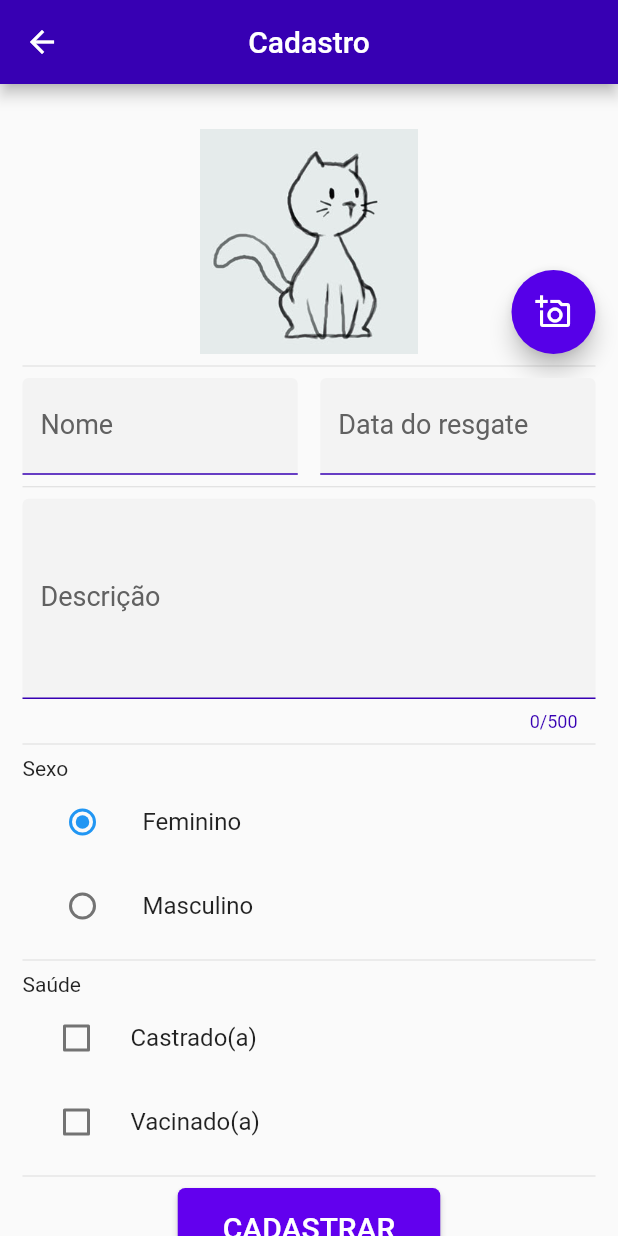
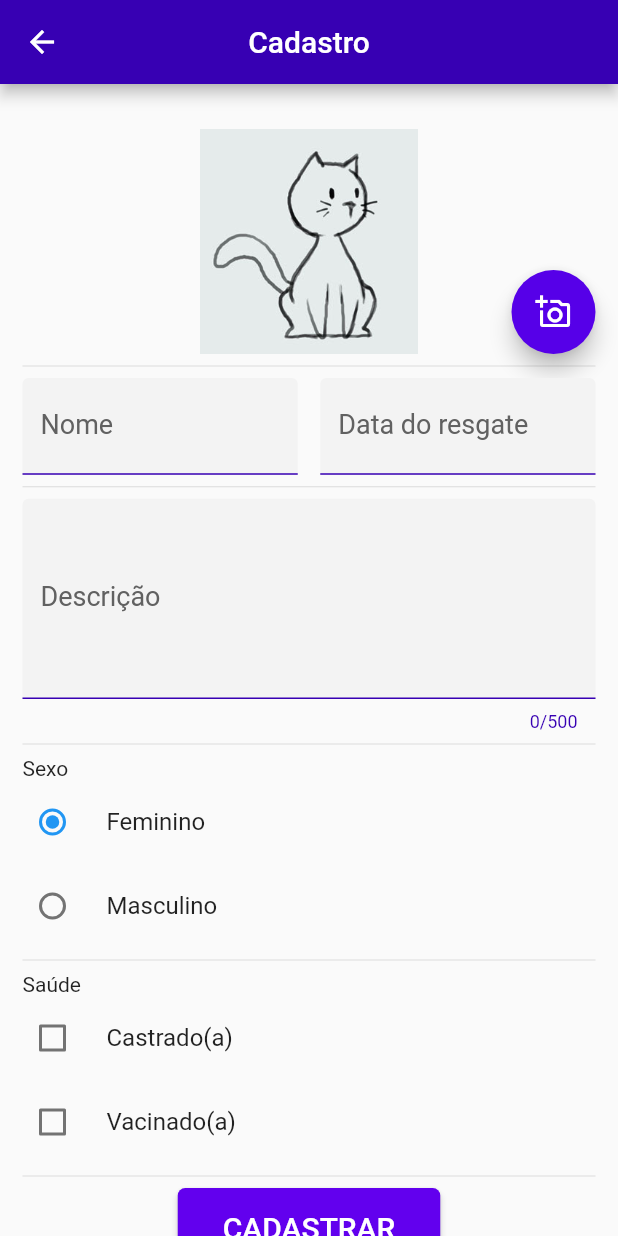
Before and after one commit to filipegmedeiros/gatinhos_ufrn, a Flutter app: the RegisterCat screen opened directly, on a phone screen of 412 x 824 dp. Run offline on Flutter 3.47's test engine with Material 2 defaults, Android fonts, the phone set to English and light mode, and no system bars; our stand-ins replace image_picker, shared_preferences; accounts and stored records are empty; network calls fail.

Commit message:
updated radio buttons to tile radio buttons

```diff
--- a/mobile/gatinhos_mobile/lib/ui/registerCat.dart
+++ b/mobile/gatinhos_mobile/lib/ui/registerCat.dart
@@ -277,9 +277,8 @@ class _RegisterCatState extends State<RegisterCat> {
       crossAxisAlignment: CrossAxisAlignment.start,
       children: <Widget>[
         Text("Sexo"),
-        ListTile(
+        RadioListTile(
           title: const Text("Feminino"),
-          leading: Radio<Sexo>(
           value: Sexo.Feminino,
           groupValue: _gender,
           onChanged: (Sexo value) {
@@ -289,11 +288,10 @@ class _RegisterCatState extends State<RegisterCat> {
               _gender = value;
             });
           },
+          contentPadding: EdgeInsets.zero,
         ),
-        ),
-        ListTile(
+        RadioListTile(
           title: const Text("Masculino"),
-          leading: Radio<Sexo>(
           value: Sexo.Masculino,
           groupValue: _gender,
           onChanged: (Sexo value) {
@@ -303,7 +301,7 @@ class _RegisterCatState extends State<RegisterCat> {
               _gender = value;
             });
           },
-          ),
+          contentPadding: EdgeInsets.zero,
         ),
       ],
     );
@@ -326,8 +324,9 @@ class _RegisterCatState extends State<RegisterCat> {
             _castradoChecked
                 ? _editedCatAd.healthTags.add("Castrado(a)")
                 : _editedCatAd.healthTags.remove("Castrado(a)");
-              //print("Checkbox castrado:" + _editedCatAd.healthTags.toString());
-            }),
+          },
+          contentPadding: EdgeInsets.zero,
+        ),
         CheckboxListTile(
           title: Text("Vacinado(a)"),
           controlAffinity: ListTileControlAffinity.leading,
@@ -340,8 +339,9 @@ class _RegisterCatState extends State<RegisterCat> {
             _vacinasChecked
                 ? _editedCatAd.healthTags.add("Vacinado(a)")
                 : _editedCatAd.healthTags.remove("Vacinado(a)");
-              //print("Checkbox vacinado:" + _editedCatAd.healthTags.toString());
-            }),
+          },
+          contentPadding: EdgeInsets.all(0),
+        ),
       ],
     );
   }
```
Lines whose indentation alone changed are shown as unchanged.
